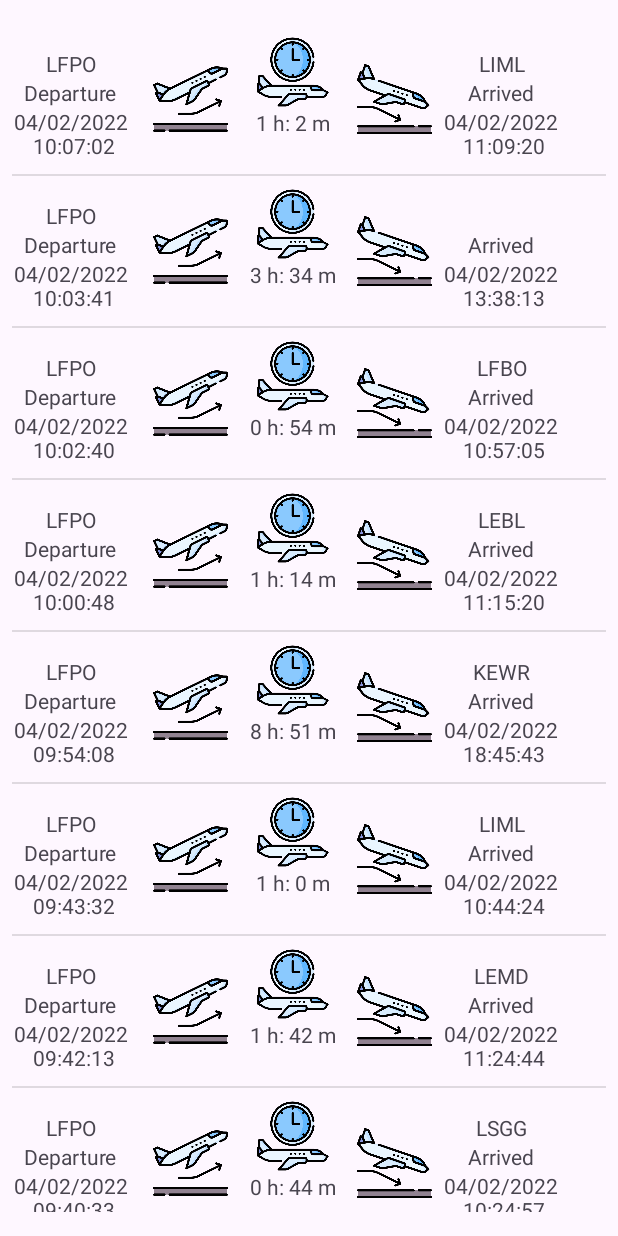
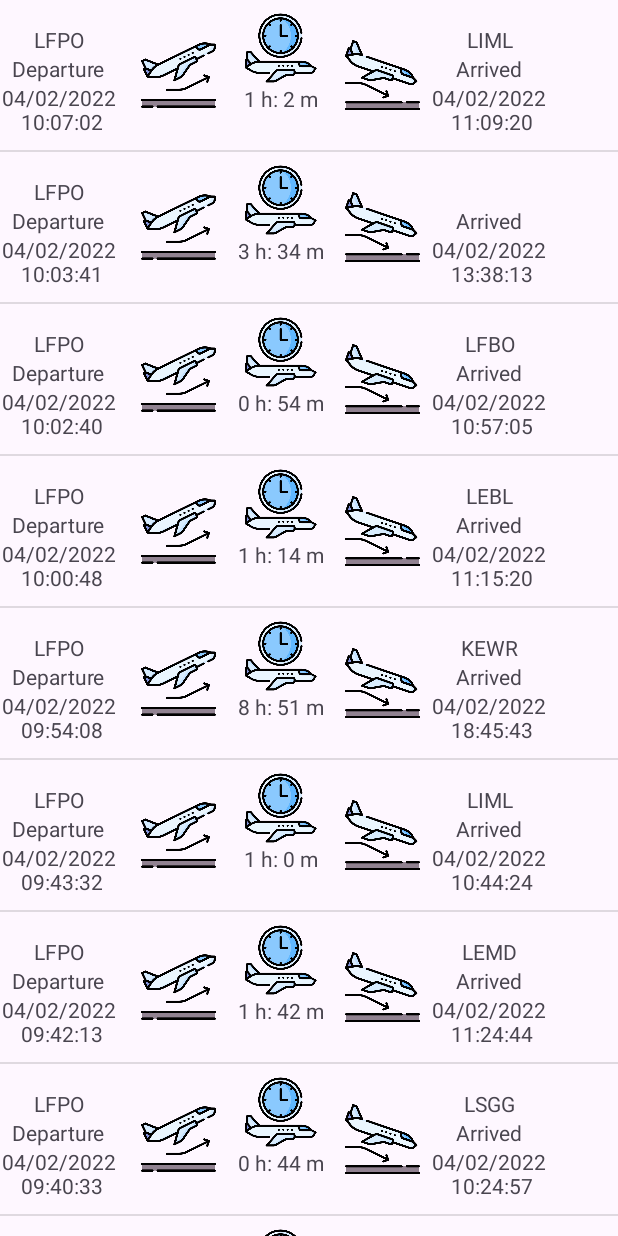
Before and after one commit to PilouSquaglia/airport_flight_project, an Android app: the screen it shows after launch (FlightListActivity), on a phone screen of 412 x 824 dp. Run offline under Robolectric (Android 15) with nearby library versions, the phone set to English and light mode, and no system bars; Roboto replaces fonts that are not available here.

Commit message:
fragmentisation de la liste des vols

```diff
--- a/app/src/main/java/com/example/airport_flight_project/FlightListActivity.kt
+++ b/app/src/main/java/com/example/airport_flight_project/FlightListActivity.kt
@@ -1,8 +1,8 @@
 package com.example.airport_flight_project
 
-import android.content.ClipData
 import android.os.Bundle
 import androidx.appcompat.app.AppCompatActivity
+import androidx.fragment.app.commit
 import androidx.lifecycle.ViewModelProvider
 import androidx.recyclerview.widget.DividerItemDecoration
 import androidx.recyclerview.widget.LinearLayoutManager
@@ -11,12 +11,12 @@ import com.example.airport_flight_project.Utils.Companion.readJsonFromAssets
 
 class FlightListActivity : AppCompatActivity() {
 
-    private lateinit var viewModel: FlightViewModel
+    //private lateinit var viewModel: FlightViewModel
 
     override fun onCreate(savedInstanceState: Bundle?) {
         super.onCreate(savedInstanceState)
         setContentView(R.layout.flight_list_view)
-
+/*
         viewModel = ViewModelProvider(this).get(FlightViewModel::class.java)
 
         // Récupérez le JSON transmis depuis l'activité précédente
@@ -43,5 +43,12 @@ class FlightListActivity : AppCompatActivity() {
             adapter.updateFlights(flightList)
 
         })
+*/
+        val transaction = supportFragmentManager.beginTransaction()
+        val fragment = ListOfFlightsFragment()
+        transaction.replace(R.id.fragmentContainerView, fragment)
+        transaction.addToBackStack(null)
+        transaction.commit()
+
     }
 }
--- /dev/null
+++ b/app/src/main/java/com/example/airport_flight_project/ListOfFlightsFragment.kt
@@ -0,0 +1,89 @@
+package com.example.airport_flight_project
+
+import android.os.Bundle
+import androidx.fragment.app.Fragment
+import android.view.LayoutInflater
+import android.view.View
+import android.view.ViewGroup
+import androidx.lifecycle.ViewModelProvider
+import androidx.recyclerview.widget.DividerItemDecoration
+import androidx.recyclerview.widget.LinearLayoutManager
+import androidx.recyclerview.widget.RecyclerView
+import com.example.airport_flight_project.Utils.Companion.readJsonFromAssets
+
+// TODO: Rename parameter arguments, choose names that match
+// the fragment initialization parameters, e.g. ARG_ITEM_NUMBER
+private const val ARG_PARAM1 = "param1"
+private const val ARG_PARAM2 = "param2"
+
+/**
+ * A simple [Fragment] subclass.
+ * Use the [ListOfFlightsFragment.newInstance] factory method to
+ * create an instance of this fragment.
+ */
+class ListOfFlightsFragment : Fragment() {
+    // TODO: Rename and change types of parameters
+    private lateinit var viewModel: FlightViewModel
+
+    override fun onCreate(savedInstanceState: Bundle?) {
+        super.onCreate(savedInstanceState)
+        arguments?.let {
+        }
+
+    }
+
+    override fun onCreateView(
+        inflater: LayoutInflater, container: ViewGroup?,
+        savedInstanceState: Bundle?
+    ): View? {
+
+        viewModel = ViewModelProvider(this).get(FlightViewModel::class.java)
+
+        // Récupérez le JSON transmis depuis l'activité précédente
+        val jsonContent = readJsonFromAssets(requireContext(), "mock.json")
+
+        val view = inflater.inflate(R.layout.fragment_list_of_flights, container, false)
+        val recyclerView = view.findViewById<RecyclerView>(R.id.recyclerView)
+
+        recyclerView.layoutManager = LinearLayoutManager(requireContext())
+        val dividerItemDecoration =
+            DividerItemDecoration(recyclerView.context, LinearLayoutManager(requireContext()).orientation)
+        recyclerView.addItemDecoration(dividerItemDecoration)
+
+        // Créez un Adapter avec une liste vide pour commencer
+        val adapter = FlightAdapter(emptyList())
+        recyclerView.adapter = adapter
+
+        // Mettez à jour le modèle avec le contenu JSON
+        viewModel.updateJsonContent(jsonContent)
+
+        // Observez les données dans le ViewModel et mettez à jour l'Adapter chaque fois qu'elles changent
+        viewModel.jsonContent.observe(viewLifecycleOwner, { flightList ->
+
+            adapter.updateFlights(flightList)
+
+        })
+        return view
+
+    }
+
+    companion object {
+        /**
+         * Use this factory method to create a new instance of
+         * this fragment using the provided parameters.
+         *
+         * @param param1 Parameter 1.
+         * @param param2 Parameter 2.
+         * @return A new instance of fragment ListOfFlightsFragment.
+         */
+        // TODO: Rename and change types and number of parameters
+        @JvmStatic
+        fun newInstance(param1: String, param2: String) =
+            ListOfFlightsFragment().apply {
+                arguments = Bundle().apply {
+                    putString(ARG_PARAM1, param1)
+                    putString(ARG_PARAM2, param2)
+                }
+            }
+    }
+}
--- a/app/src/main/res/layout/flight_list_view.xml
+++ b/app/src/main/res/layout/flight_list_view.xml
@@ -1,21 +1,16 @@
 <?xml version="1.0" encoding="utf-8"?>
 <androidx.constraintlayout.widget.ConstraintLayout xmlns:android="http://schemas.android.com/apk/res/android"
     xmlns:app="http://schemas.android.com/apk/res-auto"
+    xmlns:tools="http://schemas.android.com/tools"
     android:layout_width="match_parent"
     android:layout_height="match_parent">
-    <!-- res/layout/activity_json_display.xml -->
-    <androidx.recyclerview.widget.RecyclerView
-        android:id="@+id/recyclerView"
+
+    <androidx.fragment.app.FragmentContainerView
+        android:id="@+id/fragmentContainerView"
+        android:name="com.example.airport_flight_project.ListOfFlightsFragment"
         android:layout_width="match_parent"
         android:layout_height="match_parent"
-        android:layout_marginStart="8dp"
-        android:layout_marginTop="16dp"
-        android:layout_marginEnd="8dp"
-        android:layout_marginBottom="16dp"
-        app:layout_constraintBottom_toBottomOf="parent"
-        app:layout_constraintEnd_toEndOf="parent"
         app:layout_constraintStart_toStartOf="parent"
-        app:layout_constraintTop_toTopOf="parent" />
-
-
+        app:layout_constraintTop_toTopOf="parent"
+        tools:layout="@layout/fragment_list_of_flights" />
 </androidx.constraintlayout.widget.ConstraintLayout>
--- /dev/null
+++ b/app/src/main/res/layout/fragment_list_of_flights.xml
@@ -0,0 +1,17 @@
+<?xml version="1.0" encoding="utf-8"?>
+<FrameLayout xmlns:android="http://schemas.android.com/apk/res/android"
+    xmlns:tools="http://schemas.android.com/tools"
+    android:layout_width="match_parent"
+    android:layout_height="match_parent"
+    tools:context=".ListOfFlightsFragment">
+
+    <!-- TODO: Update blank fragment layout -->
+
+    <androidx.recyclerview.widget.RecyclerView
+        android:id="@+id/recyclerView"
+        android:layout_width="match_parent"
+        android:layout_height="match_parent">
+
+    </androidx.recyclerview.widget.RecyclerView>
+
+</FrameLayout>
--- a/app/src/main/res/values/strings.xml
+++ b/app/src/main/res/values/strings.xml
@@ -1,5 +1,5 @@
 <resources>
     <string name="app_name">Air Dog</string>
-<!-- TODO: Remove or change this placeholder text -->
+    <!-- TODO: Remove or change this placeholder text -->
     <string name="hello_blank_fragment">Hello blank fragment</string>
 </resources>
```
